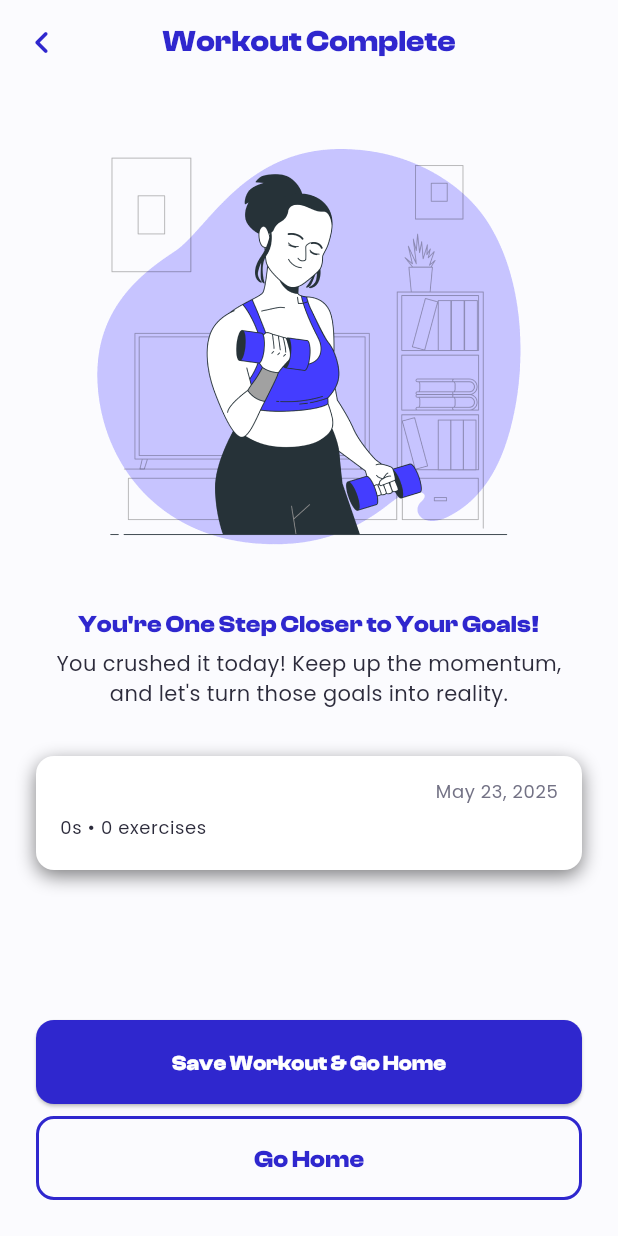
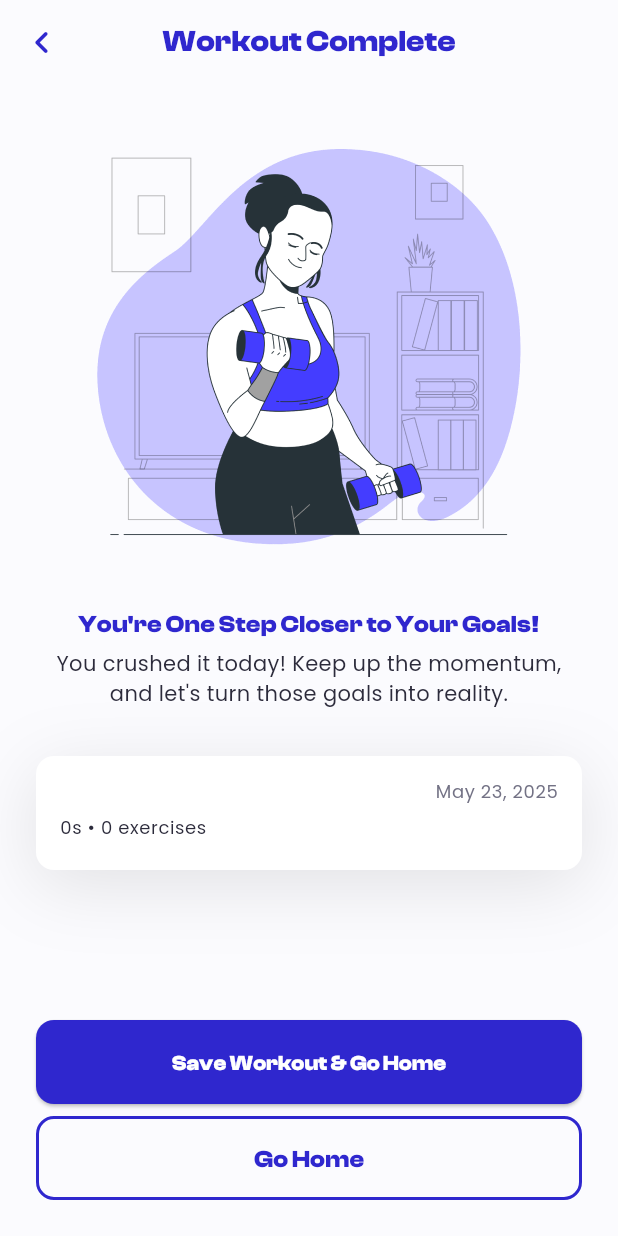
Before and after one commit to Qoqqa/heronfit, a Flutter app: the WorkoutCompleteScreen screen opened directly with empty values, on a phone screen of 412 x 824 dp. Run offline on Flutter 3.47's test engine with Material 3 defaults, Android fonts, the phone set to English and light mode, and no system bars; our stand-ins replace cached_network_image, fl_chart, flutter_dotenv, flutter_riverpod, go_router, google_fonts and 8 more; accounts and stored records are empty; generated files the repository leaves out were written again.

Commit message:
refactor(workout): simplify box shadow implementation in WorkoutSummaryCard
- Replaced inline box shadow definition with a reference to HeronFitTheme.cardShadow for improved consistency and maintainability in styling.

```diff
--- a/lib/features/workout/widgets/workout_summary_card.dart
+++ b/lib/features/workout/widgets/workout_summary_card.dart
@@ -56,16 +56,7 @@ class WorkoutSummaryCard extends StatelessWidget {
       decoration: BoxDecoration(
         color: Colors.white, // White background
         borderRadius: BorderRadius.circular(12.0), // Smaller border radius
-        boxShadow: [
-          // Using the theme's dropShadow color to create the BoxShadow
-          BoxShadow(
-            blurRadius: 10.0, // Match original blur
-            color: HeronFitTheme.dropShadow.withAlpha(
-              (255 * 0.5).round(),
-            ), // Use theme dropShadow with opacity
-            offset: const Offset(0.0, 4.0), // Match original offset
-          ),
-        ],
+        boxShadow: HeronFitTheme.cardShadow,
       ),
       child: Padding(
         padding: const EdgeInsets.symmetric(
```
